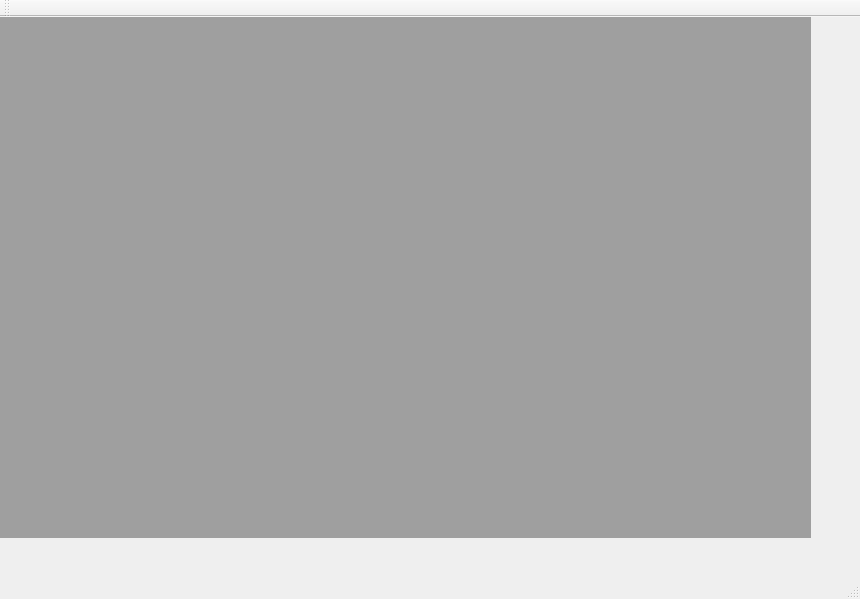
Before: the Qt Designer form Project/primitive/mainwindow.ui in wyt0602/MyPaper, drawn with Qt 5.
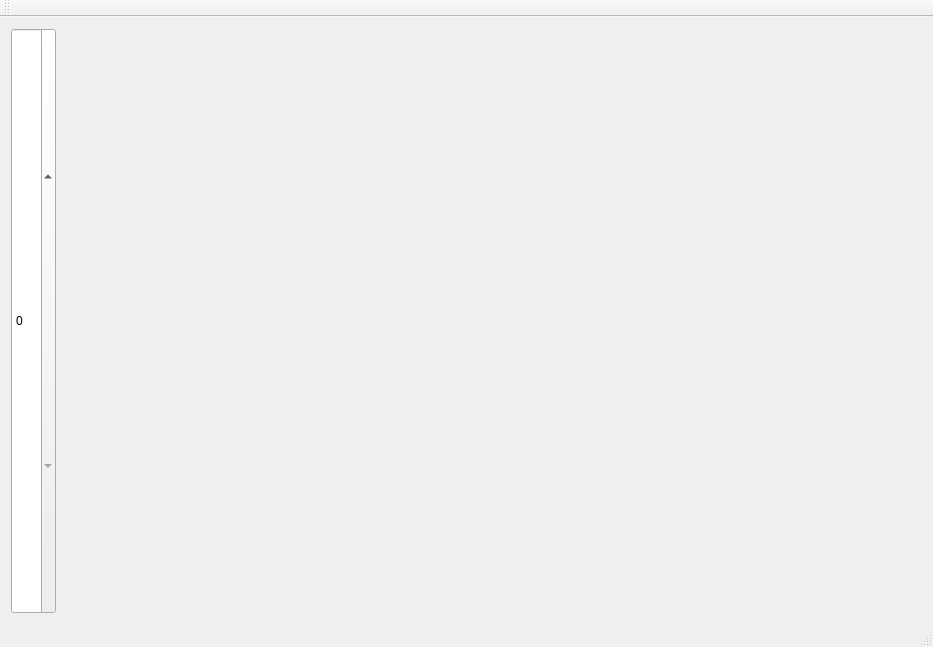
After: the same form once the commit is applied.

```diff
--- a/Project/primitive/mainwindow.ui
+++ b/Project/primitive/mainwindow.ui
@@ -6,36 +6,46 @@
    <rect>
     <x>0</x>
     <y>0</y>
-    <width>860</width>
-    <height>599</height>
+    <width>933</width>
+    <height>647</height>
    </rect>
   </property>
+  <property name="sizePolicy">
+   <sizepolicy hsizetype="Expanding" vsizetype="Expanding">
+    <horstretch>0</horstretch>
+    <verstretch>0</verstretch>
+   </sizepolicy>
+  </property>
   <property name="windowTitle">
    <string>MainWindow</string>
   </property>
   <widget class="QWidget" name="centralWidget">
-   <widget class="QMdiArea" name="mdiArea">
-    <property name="geometry">
-     <rect>
-      <x>0</x>
-      <y>0</y>
-      <width>811</width>
-      <height>521</height>
-     </rect>
-    </property>
+   <layout class="QGridLayout" name="gridLayout">
+    <item row="0" column="0">
+     <layout class="QHBoxLayout" name="horizontalLayout" stretch="1,19">
+      <item>
+       <widget class="QSpinBox" name="spinBox">
+        <property name="sizePolicy">
+         <sizepolicy hsizetype="Expanding" vsizetype="Expanding">
+          <horstretch>0</horstretch>
+          <verstretch>0</verstretch>
+         </sizepolicy>
+        </property>
+       </widget>
+      </item>
+      <item>
+       <widget class="QWidget" name="widget" native="true">
     <property name="sizePolicy">
-     <sizepolicy hsizetype="Fixed" vsizetype="Fixed">
+         <sizepolicy hsizetype="Expanding" vsizetype="Expanding">
       <horstretch>0</horstretch>
       <verstretch>0</verstretch>
      </sizepolicy>
     </property>
-    <property name="verticalScrollBarPolicy">
-     <enum>Qt::ScrollBarAlwaysOff</enum>
-    </property>
-    <property name="horizontalScrollBarPolicy">
-     <enum>Qt::ScrollBarAlwaysOff</enum>
-    </property>
-   </widget>
+       </widget>
+      </item>
+     </layout>
+    </item>
+   </layout>
   </widget>
   <widget class="QMenuBar" name="menuBar">
    <property name="geometry">
```
Left out of the diff: 2 changed lines with no effect on the pictures. Lines whose indentation alone changed are shown as unchanged.
